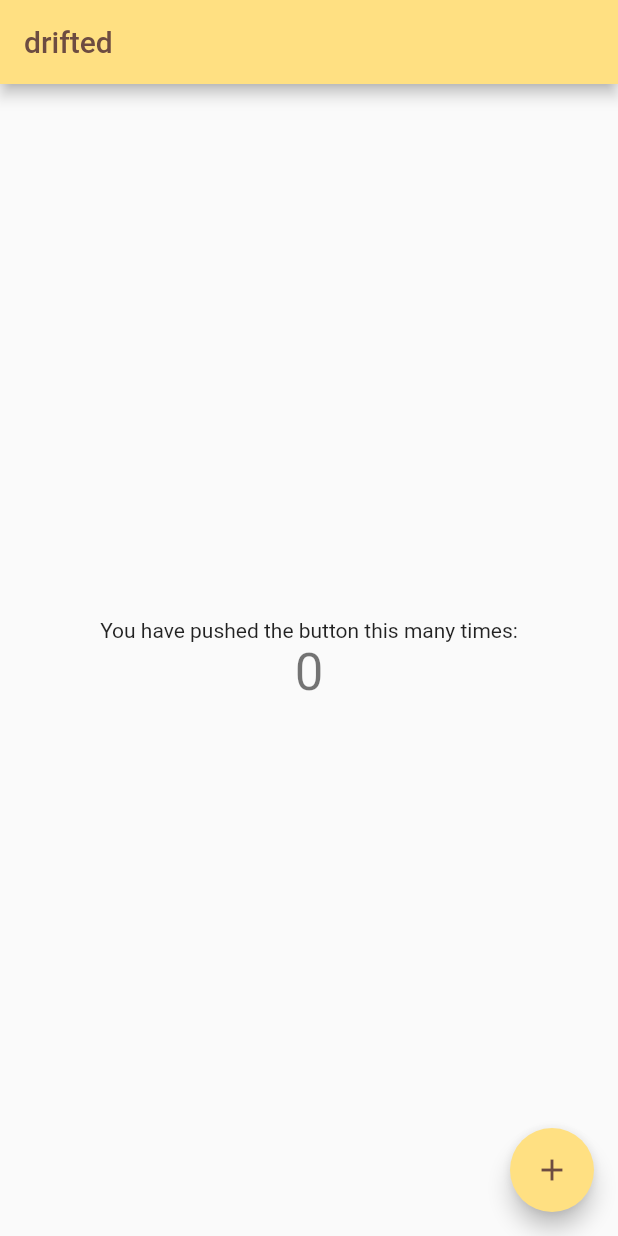
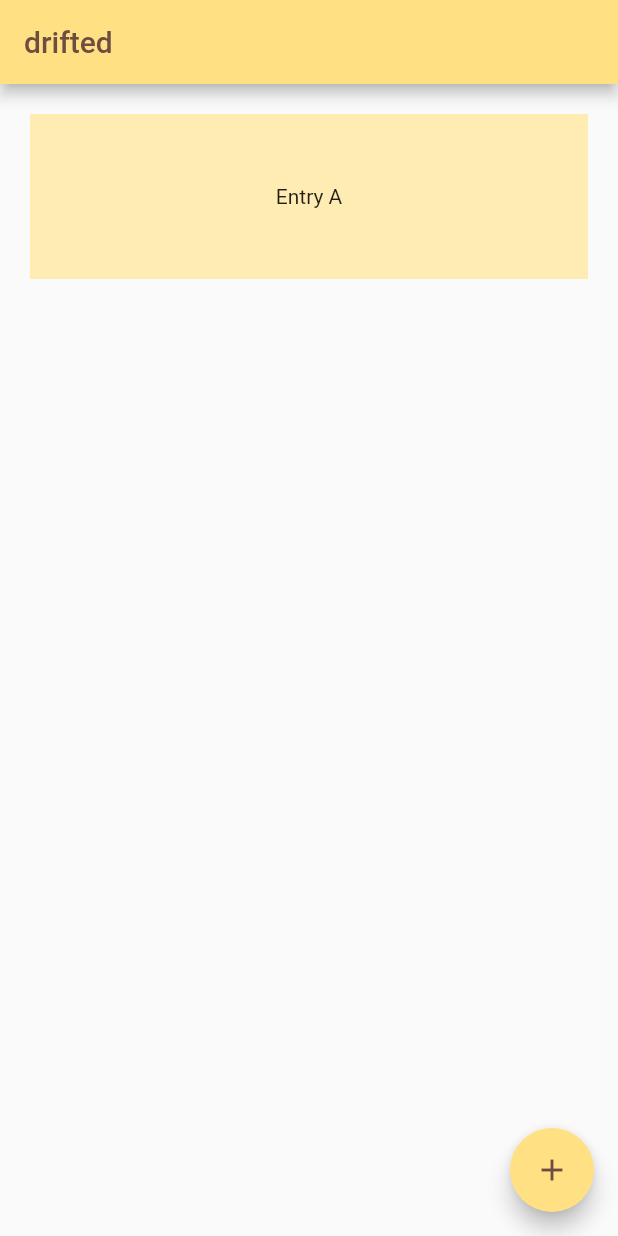
Before and after one commit to claireboals/drifted, a Flutter app: the screen it shows after launch, on a phone screen of 412 x 824 dp. Run offline on Flutter 3.47's test engine with Material 2 defaults, Android fonts, the phone set to English and light mode, and no system bars.

Commit message:
ListView added

```diff
--- a/lib/main.dart
+++ b/lib/main.dart
@@ -60,20 +60,15 @@ class _MyHomePageState extends State<MyHomePage> {
         title: Text(widget.title, style: TextStyle(color: Colors.brown[600])),
 
       ),
-      body: Center(
-        child: Column(
-          mainAxisAlignment: MainAxisAlignment.center,
-          children: <Widget>[
-            Text(
-              'You have pushed the button this many times:',
-            ),
-            Text(
-              '$_counter',
-              style: Theme.of(context).textTheme.headline4,
-            ),
-          ],
-        ),
-      ),
+      body: ListView(
+        padding: const EdgeInsets.all(20),
+        children: <Widget>[
+          Container(
+            height: 110,
+            color: Colors.amber[100],
+            child: const Center(child: Text('Entry A')),
+          ),
+        ]),
       floatingActionButton: FloatingActionButton(
         onPressed: _incrementCounter,
         tooltip: 'Increment',
```
